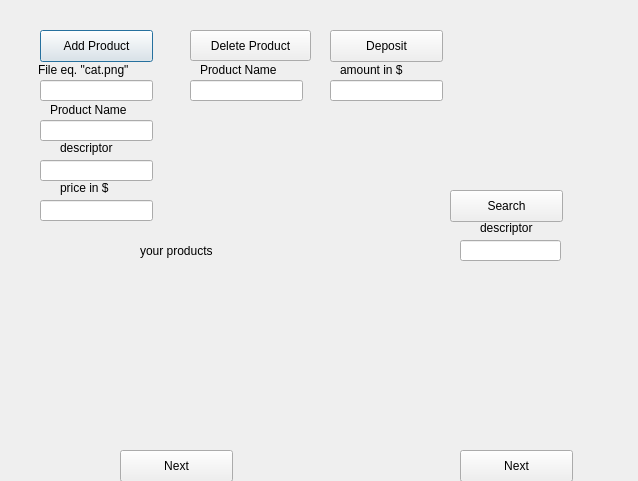
First picture: the form in Image_Repo_Noah_Lee/mainapp.ui, repository noahgmlee/ShopifyImageRepo, before the edit.
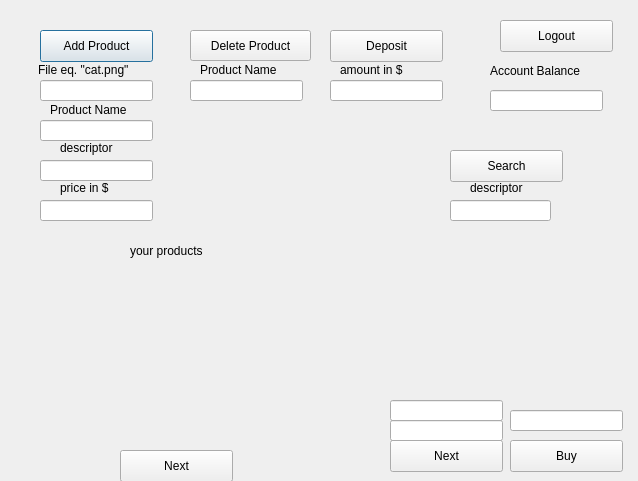
Second picture: the form after the edit.

The edit to the form file:
```diff
--- a/Image_Repo_Noah_Lee/mainapp.ui
+++ b/Image_Repo_Noah_Lee/mainapp.ui
@@ -30,7 +30,7 @@
    <property name="geometry">
     <rect>
      <x>450</x>
-     <y>190</y>
+     <y>150</y>
      <width>113</width>
      <height>32</height>
     </rect>
@@ -42,8 +42,8 @@
   <widget class="QLineEdit" name="search_desc">
    <property name="geometry">
     <rect>
-     <x>460</x>
-     <y>240</y>
+     <x>450</x>
+     <y>200</y>
      <width>101</width>
      <height>21</height>
     </rect>
@@ -237,8 +237,8 @@
   <widget class="QLabel" name="label_7">
    <property name="geometry">
     <rect>
-     <x>480</x>
-     <y>220</y>
+     <x>470</x>
+     <y>180</y>
      <width>71</width>
      <height>16</height>
     </rect>
@@ -250,7 +250,7 @@
   <widget class="QLabel" name="label_8">
    <property name="geometry">
     <rect>
-     <x>140</x>
+     <x>130</x>
      <y>240</y>
      <width>91</width>
      <height>21</height>
@@ -274,10 +274,10 @@
   <widget class="QWidget" name="gridLayoutWidget_2">
    <property name="geometry">
     <rect>
-     <x>399</x>
-     <y>270</y>
-     <width>211</width>
-     <height>171</height>
+     <x>390</x>
+     <y>230</y>
+     <width>231</width>
+     <height>161</height>
     </rect>
    </property>
    <layout class="QGridLayout" name="products"/>
@@ -298,8 +298,8 @@
   <widget class="QPushButton" name="next_prod">
    <property name="geometry">
     <rect>
-     <x>460</x>
-     <y>450</y>
+     <x>390</x>
+     <y>440</y>
      <width>113</width>
      <height>32</height>
     </rect>
@@ -308,6 +308,88 @@
     <string>Next</string>
    </property>
   </widget>
+  <widget class="QLabel" name="label_9">
+   <property name="geometry">
+    <rect>
+     <x>490</x>
+     <y>60</y>
+     <width>101</width>
+     <height>21</height>
+    </rect>
+   </property>
+   <property name="text">
+    <string>Account Balance</string>
+   </property>
+  </widget>
+  <widget class="QLineEdit" name="balance">
+   <property name="geometry">
+    <rect>
+     <x>490</x>
+     <y>90</y>
+     <width>113</width>
+     <height>21</height>
+    </rect>
+   </property>
+   <property name="readOnly">
+    <bool>true</bool>
+   </property>
+  </widget>
+  <widget class="QPushButton" name="pushButton">
+   <property name="geometry">
+    <rect>
+     <x>510</x>
+     <y>440</y>
+     <width>113</width>
+     <height>32</height>
+    </rect>
+   </property>
+   <property name="text">
+    <string>Buy</string>
+   </property>
+  </widget>
+  <widget class="QLineEdit" name="cost">
+   <property name="geometry">
+    <rect>
+     <x>510</x>
+     <y>410</y>
+     <width>113</width>
+     <height>21</height>
+    </rect>
+   </property>
+  </widget>
+  <widget class="QLineEdit" name="sellerid">
+   <property name="geometry">
+    <rect>
+     <x>390</x>
+     <y>400</y>
+     <width>113</width>
+     <height>21</height>
+    </rect>
+   </property>
+  </widget>
+  <widget class="QLineEdit" name="prodname">
+   <property name="geometry">
+    <rect>
+     <x>390</x>
+     <y>420</y>
+     <width>113</width>
+     <height>21</height>
+    </rect>
+   </property>
+  </widget>
+  <widget class="QPushButton" name="logout">
+   <property name="geometry">
+    <rect>
+     <x>500</x>
+     <y>20</y>
+     <width>113</width>
+     <height>32</height>
+    </rect>
+   </property>
+   <property name="text">
+    <string>Logout</string>
+   </property>
+  </widget>
  </widget>
  <resources/>
  <connections/>
```
